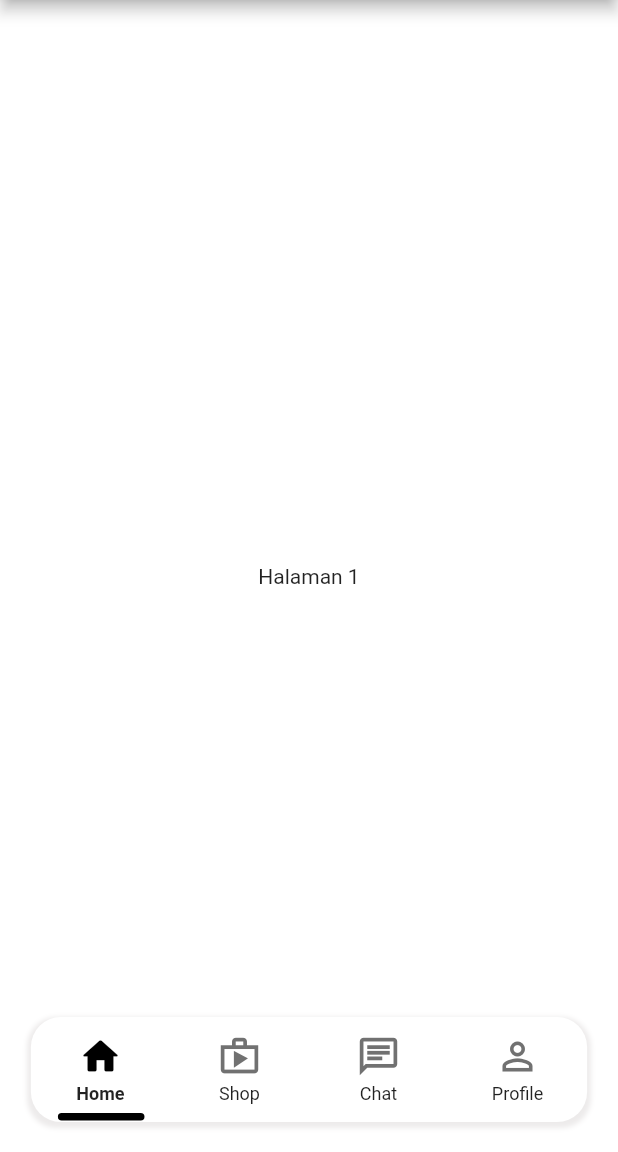
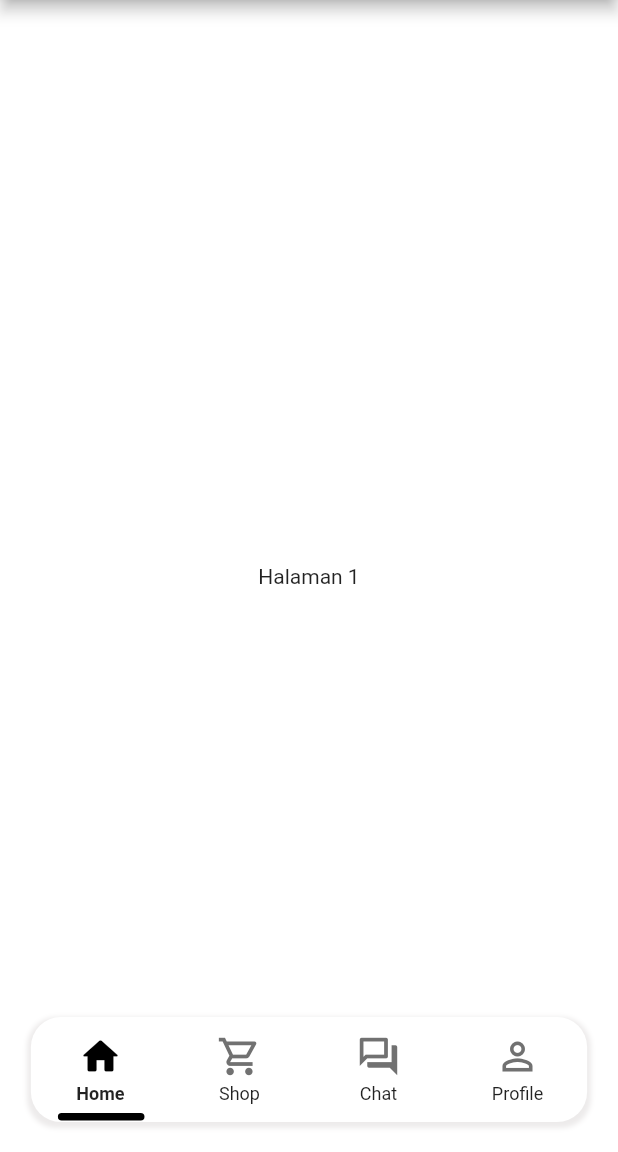
Before and after one commit to zakoraa/learn-flutter-animation, a Flutter app: the screen it shows after launch, on a phone screen of 412 x 824 dp, the part 84-1236 px from its top. Run offline on Flutter 3.47's test engine with Material 2 defaults, Android fonts, the light colour scheme and no system bars.

Commit message:
style: change tab bar icons

```diff
--- a/lib/widget/global/bottom_navbar.dart
+++ b/lib/widget/global/bottom_navbar.dart
@@ -12,8 +12,8 @@ class BottomNavbar extends StatefulWidget {
 class _BottomNavbarState extends State<BottomNavbar> {
   Map<String, List<dynamic>> tabs = {
     "Home": [Icons.home_outlined, Icons.home_rounded],
-    "Shop": [Icons.shop_outlined, Icons.shop_rounded],
-    "Chat": [Icons.chat_outlined, Icons.chat_rounded],
+    "Shop": [Icons.shopping_cart_outlined, Icons.shopping_cart],
+    "Chat": [Icons.forum_outlined, Icons.forum],
     "Profile": [Icons.person_outline, Icons.person_rounded]
   };
   double widthTab = 0;
```
